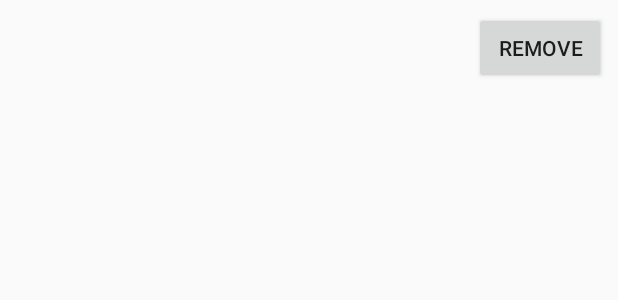
After one commit to varun11192/Pizza-Delivery, an Android app: the layout cart_item_row_layout.xml on its own in the app's theme, with its tools: preview values and no code run, on a phone screen of 412 x 824 dp. The commit adds this screen. Shown: the top 300 px of the screen. Run offline under Robolectric (Android 15) with nearby library versions, the phone set to English and light mode, and no system bars.

Commit message:
cart complete

```diff
--- /dev/null
+++ b/app/src/main/res/drawable/ic_back.xml
@@ -0,0 +1,5 @@
+<vector android:autoMirrored="true" android:height="24dp"
+    android:tint="#000000" android:viewportHeight="24"
+    android:viewportWidth="24" android:width="24dp" xmlns:android="http://schemas.android.com/apk/res/android">
+    <path android:fillColor="@android:color/white" android:pathData="M20,11H7.83l5.59,-5.59L12,4l-8,8 8,8 1.41,-1.41L7.83,13H20v-2z"/>
+</vector>
--- /dev/null
+++ b/app/src/main/res/drawable/rounded_button.xml
@@ -0,0 +1,5 @@
+<?xml version="1.0" encoding="utf-8"?>
+<shape xmlns:android="http://schemas.android.com/apk/res/android">
+    <solid android:color="@color/peach" /> <!-- Set your desired button color -->
+    <corners android:radius="8dp" /> <!-- Set the corner radius as per your preference -->
+</shape>
--- /dev/null
+++ b/app/src/main/res/layout/cart_item_row_layout.xml
@@ -0,0 +1,43 @@
+<?xml version="1.0" encoding="utf-8"?>
+<LinearLayout xmlns:android="http://schemas.android.com/apk/res/android"
+    android:layout_width="match_parent"
+    android:layout_height="wrap_content"
+    android:orientation="horizontal"
+    android:padding="8dp">
+
+    <ImageView
+        android:id="@+id/itemImageView"
+        android:layout_width="80dp"
+        android:layout_height="80dp"
+        android:scaleType="centerCrop" />
+
+    <LinearLayout
+        android:layout_width="0dp"
+        android:layout_height="wrap_content"
+        android:layout_weight="1"
+        android:orientation="vertical"
+        android:layout_marginStart="8dp">
+
+        <TextView
+            android:id="@+id/itemNameTextView"
+            android:layout_width="wrap_content"
+            android:layout_height="wrap_content"
+            android:textSize="16sp"
+            android:textStyle="bold" />
+
+        <TextView
+            android:id="@+id/itemPriceTextView"
+            android:layout_width="wrap_content"
+            android:layout_height="wrap_content"
+            android:textSize="14sp" />
+
+    </LinearLayout>
+
+    <Button
+        android:id="@+id/removeButton"
+        android:layout_width="wrap_content"
+        android:layout_height="wrap_content"
+        android:text="Remove"
+        android:textSize="14sp" />
+
+</LinearLayout>
--- a/app/src/main/res/layout/menupage.xml
+++ b/app/src/main/res/layout/menupage.xml
@@ -95,4 +95,10 @@
         android:clipToPadding="false"
         android:padding="8dp" />
 
+    <Button
+        android:id="@+id/cartButton"
+        android:layout_width="wrap_content"
+        android:layout_height="wrap_content"
+        android:text="Button" />
+
 </RelativeLayout>
--- a/app/src/main/res/values/ids.xml
+++ b/app/src/main/res/values/ids.xml
@@ -1,4 +1,5 @@
 <?xml version="1.0" encoding="utf-8"?>
 <resources>
     <item name="srn_root_layout" type="id" />
+    <item name="cartTitleTextView" type="id" />
 </resources>
```
Also changed, not shown: app/src/main/AndroidManifest.xml (+4 -5 lines), app/src/main/java/com/example/wapp/CartActivity.java (added, +141 -0 lines), app/src/main/java/com/example/wapp/HomeActivity.java (+11 -0 lines), app/src/main/java/com/example/wapp/adapter/CartAdapter.java (added, +96 -0 lines), app/src/main/java/com/example/wapp/adapter/CartItem.java (added, +37 -0 lines), app/src/main/res/layout/activity_cart.xml (added, +54 -0 lines).
